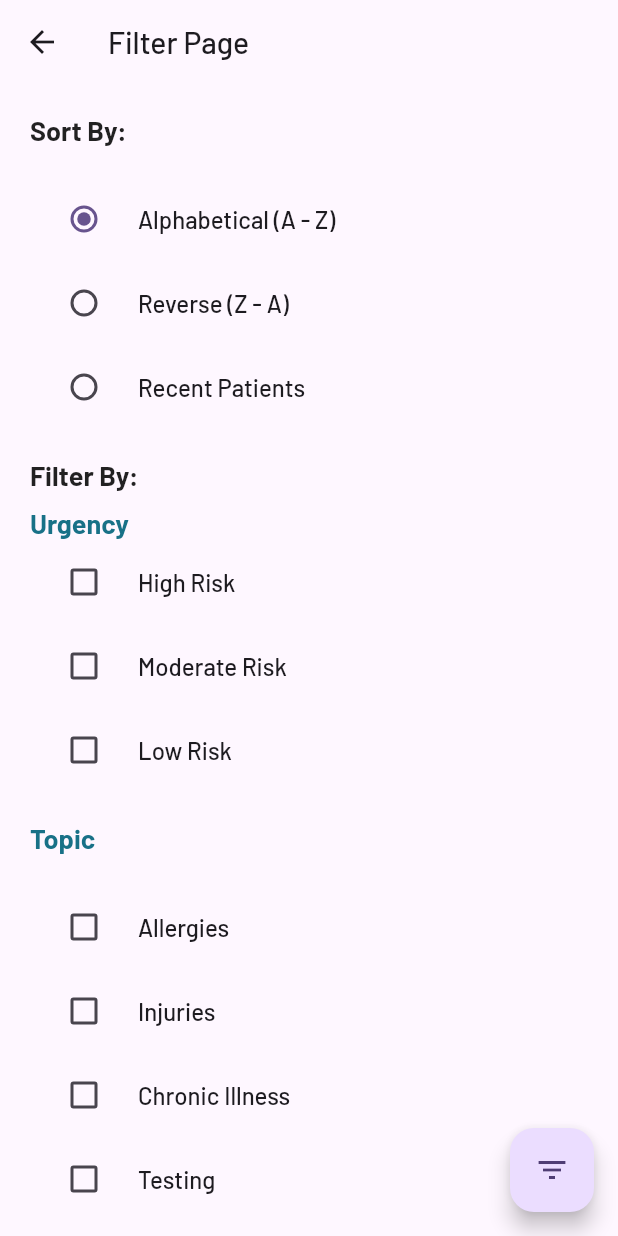
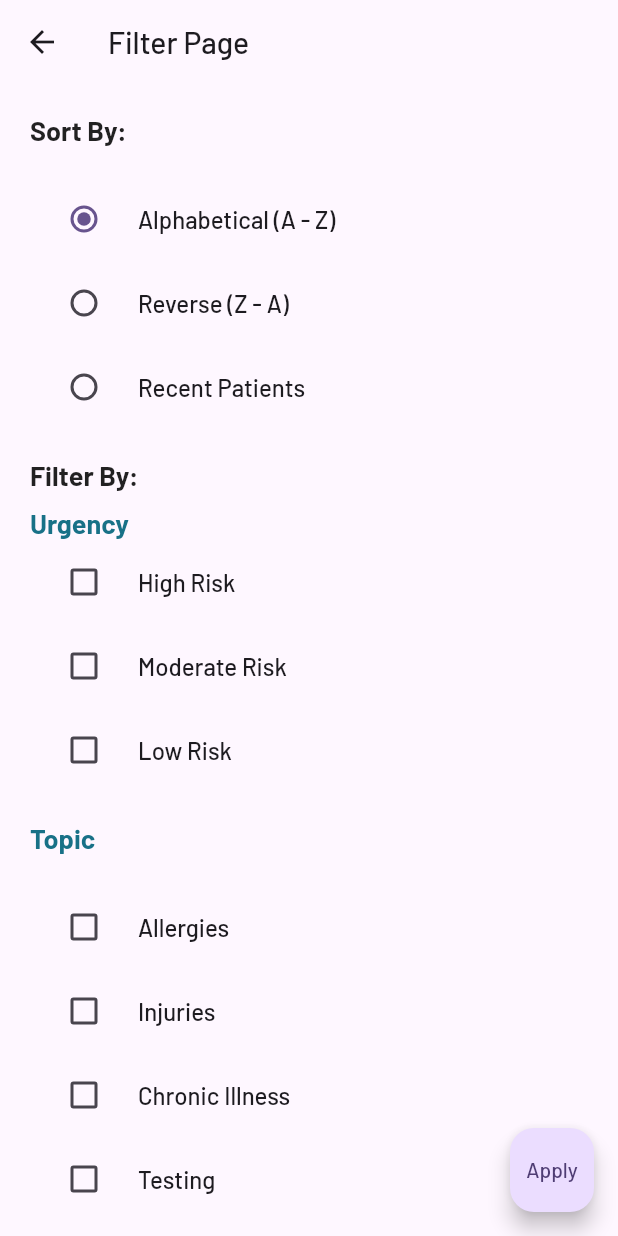
Before and after one commit to Matirix/Project_Gateway, a Flutter app: the FilterPage screen opened directly, on a phone screen of 412 x 824 dp. Run offline on Flutter 3.47's test engine with Material 2 defaults, Android fonts, the phone set to English and light mode, and no system bars; our stand-ins replace flutter_secure_storage, flutter_svg, google_fonts, loading_animation_widget, speech_to_text; missing offline and left inert: flutter_pdfview; accounts and stored records are empty.

Commit message:
change filter page icon to apply

```diff
--- a/lib/utils/filter_page.dart
+++ b/lib/utils/filter_page.dart
@@ -216,7 +216,8 @@ class _FilterPageState extends State<FilterPage> {
         onPressed: () {
           // Perform any action on filter button press
         },
-        child: Icon(Icons.filter_list),
+        child: Text("Apply"),
+        // child: Icon(Icons.filter_list),
       ),
     );
   }
```
